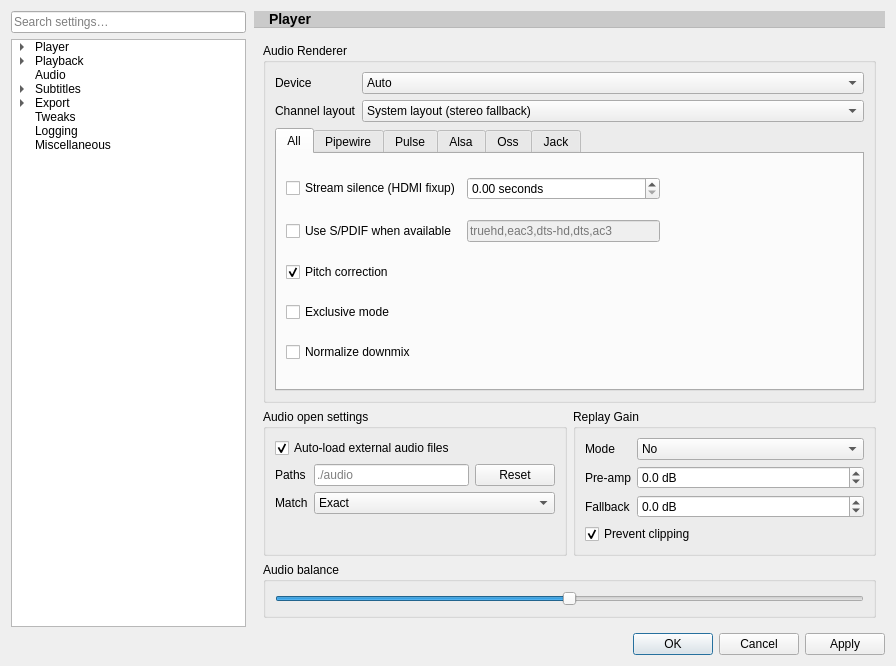
First picture: the form in src/settingswindow.ui, repository mpc-qt/mpc-qt, before the edit.
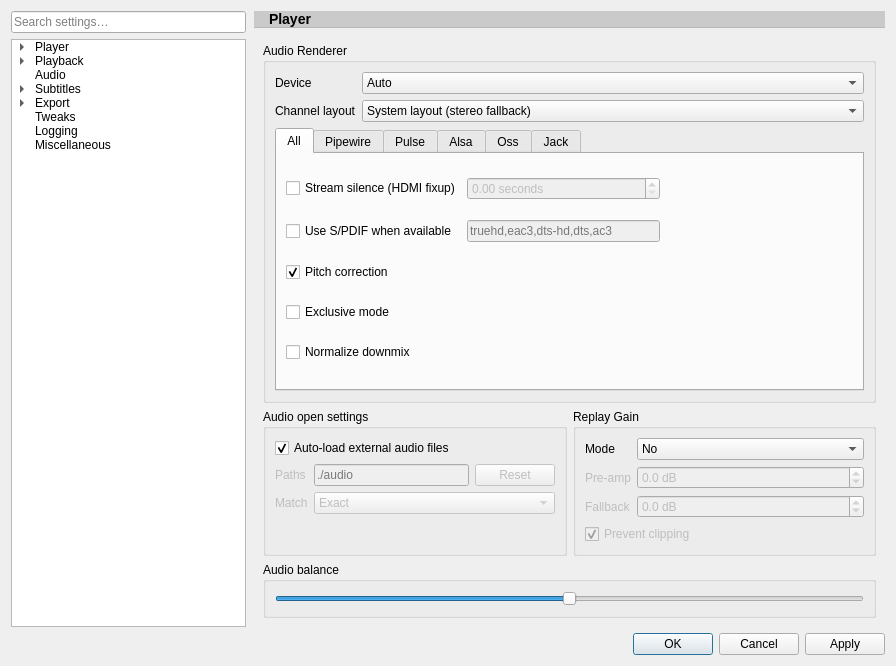
Second picture: the form after the edit. The open tabs and pages were chosen to show the change. Custom widgets are drawn as their Qt base class.

Commit message:
settingswindow: Only enable widgets when their values are used
Settings:
- preview height
- stream silence
- replaygain
- audio auto load external
- deband
- sigmoidized upscaling

Audio page: replace vertical spacer with size policy as it prevented
selecting elements in Widgets Designer.

Patch:
```diff
--- a/src/settingswindow.ui
+++ b/src/settingswindow.ui
@@ -2145,6 +2145,9 @@
                            </item>
                            <item row="1" column="0">
                             <widget class="QLabel" name="sigmoidizedCenterLabel">
+                             <property name="enabled">
+                              <bool>false</bool>
+                             </property>
                              <property name="text">
                               <string>Center</string>
                              </property>
@@ -2152,6 +2155,9 @@
                            </item>
                            <item row="1" column="1">
                             <widget class="QDoubleSpinBox" name="sigmoidizedCenter">
+                             <property name="enabled">
+                              <bool>false</bool>
+                             </property>
                              <property name="sizePolicy">
                               <sizepolicy hsizetype="MinimumExpanding" vsizetype="Fixed">
                                <horstretch>0</horstretch>
@@ -2171,6 +2177,9 @@
                            </item>
                            <item row="2" column="0">
                             <widget class="QLabel" name="sigmoidizedSlopeLabel">
+                             <property name="enabled">
+                              <bool>false</bool>
+                             </property>
                              <property name="text">
                               <string>Slope</string>
                              </property>
@@ -2178,6 +2187,9 @@
                            </item>
                            <item row="2" column="1">
                             <widget class="QDoubleSpinBox" name="sigmoidizedSlope">
+                             <property name="enabled">
+                              <bool>false</bool>
+                             </property>
                              <property name="sizePolicy">
                               <sizepolicy hsizetype="MinimumExpanding" vsizetype="Fixed">
                                <horstretch>0</horstretch>
@@ -4016,6 +4028,9 @@
                   </item>
                   <item row="1" column="0">
                    <widget class="QLabel" name="debandIterationsLabel">
+                    <property name="enabled">
+                     <bool>false</bool>
+                    </property>
                     <property name="text">
                      <string>Iterations</string>
                     </property>
@@ -4023,6 +4038,9 @@
                   </item>
                   <item row="1" column="1">
                    <widget class="QSpinBox" name="debandIterations">
+                    <property name="enabled">
+                     <bool>false</bool>
+                    </property>
                     <property name="minimum">
                      <number>1</number>
                     </property>
@@ -4033,6 +4051,9 @@
                   </item>
                   <item row="2" column="0">
                    <widget class="QLabel" name="debandThresholdLabel">
+                    <property name="enabled">
+                     <bool>false</bool>
+                    </property>
                     <property name="text">
                      <string>Threshold</string>
                     </property>
@@ -4040,6 +4061,9 @@
                   </item>
                   <item row="2" column="1">
                    <widget class="QDoubleSpinBox" name="debandThreshold">
+                    <property name="enabled">
+                     <bool>false</bool>
+                    </property>
                     <property name="decimals">
                      <number>6</number>
                     </property>
@@ -4053,6 +4077,9 @@
                   </item>
                   <item row="3" column="0">
                    <widget class="QLabel" name="debandRangeLabel">
+                    <property name="enabled">
+                     <bool>false</bool>
+                    </property>
                     <property name="text">
                      <string>Range</string>
                     </property>
@@ -4060,6 +4087,9 @@
                   </item>
                   <item row="3" column="1">
                    <widget class="QDoubleSpinBox" name="debandRange">
+                    <property name="enabled">
+                     <bool>false</bool>
+                    </property>
                     <property name="decimals">
                      <number>6</number>
                     </property>
@@ -4076,6 +4106,9 @@
                   </item>
                   <item row="4" column="0">
                    <widget class="QLabel" name="debandGrainLabel">
+                    <property name="enabled">
+                     <bool>false</bool>
+                    </property>
                     <property name="text">
                      <string>Grain</string>
                     </property>
@@ -4083,6 +4116,9 @@
                   </item>
                   <item row="4" column="1">
                    <widget class="QDoubleSpinBox" name="debandGrain">
+                    <property name="enabled">
+                     <bool>false</bool>
+                    </property>
                     <property name="decimals">
                      <number>6</number>
                     </property>
@@ -5800,6 +5836,12 @@
           <layout class="QGridLayout" name="audioPageLayout">
            <item row="0" column="0" colspan="2">
             <widget class="QGroupBox" name="audioBox">
+             <property name="sizePolicy">
+              <sizepolicy hsizetype="Preferred" vsizetype="Preferred">
+               <horstretch>0</horstretch>
+               <verstretch>1</verstretch>
+              </sizepolicy>
+             </property>
              <property name="title">
               <string>Audio Renderer</string>
              </property>
@@ -5898,6 +5940,9 @@
                   </item>
                   <item row="0" column="1">
                    <widget class="QDoubleSpinBox" name="audioWaitTime">
+                    <property name="enabled">
+                     <bool>false</bool>
+                    </property>
                     <property name="suffix">
                      <string> seconds</string>
                     </property>
@@ -6186,6 +6231,9 @@
               </item>
               <item row="1" column="0">
                <widget class="QLabel" name="audioAutoloadPathLabel">
+                <property name="enabled">
+                 <bool>false</bool>
+                </property>
                 <property name="text">
                  <string>Paths</string>
                 </property>
@@ -6195,6 +6243,9 @@
                <layout class="QHBoxLayout" name="audioAutoloadPathLayout">
                 <item>
                  <widget class="QLineEdit" name="audioAutoloadPath">
+                  <property name="enabled">
+                   <bool>false</bool>
+                  </property>
                   <property name="placeholderText">
                    <string notr="true">./audio</string>
                   </property>
@@ -6202,6 +6253,9 @@
                 </item>
                 <item>
                  <widget class="QPushButton" name="audioAutoloadPathReset">
+                  <property name="enabled">
+                   <bool>false</bool>
+                  </property>
                   <property name="text">
                    <string>Reset</string>
                   </property>
@@ -6211,6 +6265,9 @@
               </item>
               <item row="2" column="0">
                <widget class="QLabel" name="audioAutoloadMatchLabel">
+                <property name="enabled">
+                 <bool>false</bool>
+                </property>
                 <property name="text">
                  <string>Match</string>
                 </property>
@@ -6218,6 +6275,9 @@
               </item>
               <item row="2" column="1">
                <widget class="QComboBox" name="audioAutoloadMatch">
+                <property name="enabled">
+                 <bool>false</bool>
+                </property>
                 <property name="currentIndex">
                  <number>0</number>
                 </property>
@@ -6300,6 +6360,9 @@
               </item>
               <item row="1" column="0">
                <widget class="QLabel" name="replayGainPreampLabel">
+                <property name="enabled">
+                 <bool>false</bool>
+                </property>
                 <property name="text">
                  <string>Pre-amp</string>
                 </property>
@@ -6307,6 +6370,9 @@
               </item>
               <item row="1" column="1">
                <widget class="QDoubleSpinBox" name="replayGainPreamp">
+                <property name="enabled">
+                 <bool>false</bool>
+                </property>
                 <property name="suffix">
                  <string> dB</string>
                 </property>
@@ -6326,6 +6392,9 @@
               </item>
               <item row="2" column="0">
                <widget class="QLabel" name="replayGainFallbackLabel">
+                <property name="enabled">
+                 <bool>false</bool>
+                </property>
                 <property name="text">
                  <string>Fallback</string>
                 </property>
@@ -6333,6 +6402,9 @@
               </item>
               <item row="2" column="1">
                <widget class="QDoubleSpinBox" name="replayGainFallback">
+                <property name="enabled">
+                 <bool>false</bool>
+                </property>
                 <property name="suffix">
                  <string> dB</string>
                 </property>
@@ -6352,6 +6424,9 @@
               </item>
               <item row="3" column="0" colspan="2">
                <widget class="QCheckBox" name="replayGainClip">
+                <property name="enabled">
+                 <bool>false</bool>
+                </property>
                 <property name="text">
                  <string>Prevent clipping</string>
                 </property>
@@ -6363,19 +6438,6 @@
              </layout>
             </widget>
            </item>
-           <item row="0" column="0">
-            <spacer name="verticalSpacer_3">
-             <property name="orientation">
-              <enum>Qt::Orientation::Vertical</enum>
-             </property>
-             <property name="sizeHint" stdset="0">
-              <size>
-               <width>0</width>
-               <height>0</height>
-              </size>
-             </property>
-            </spacer>
-           </item>
           </layout>
          </widget>
          <widget class="QWidget" name="subtitlesPage">
@@ -8005,6 +8067,9 @@
              </item>
              <item>
               <widget class="QSpinBox" name="tweaksVideoPreviewHeight">
+               <property name="enabled">
+                <bool>true</bool>
+               </property>
                <property name="minimum">
                 <number>5</number>
                </property>
```
Left out of the diff: 32 changed lines with no effect on the pictures. The commit also changes 2 other files.
